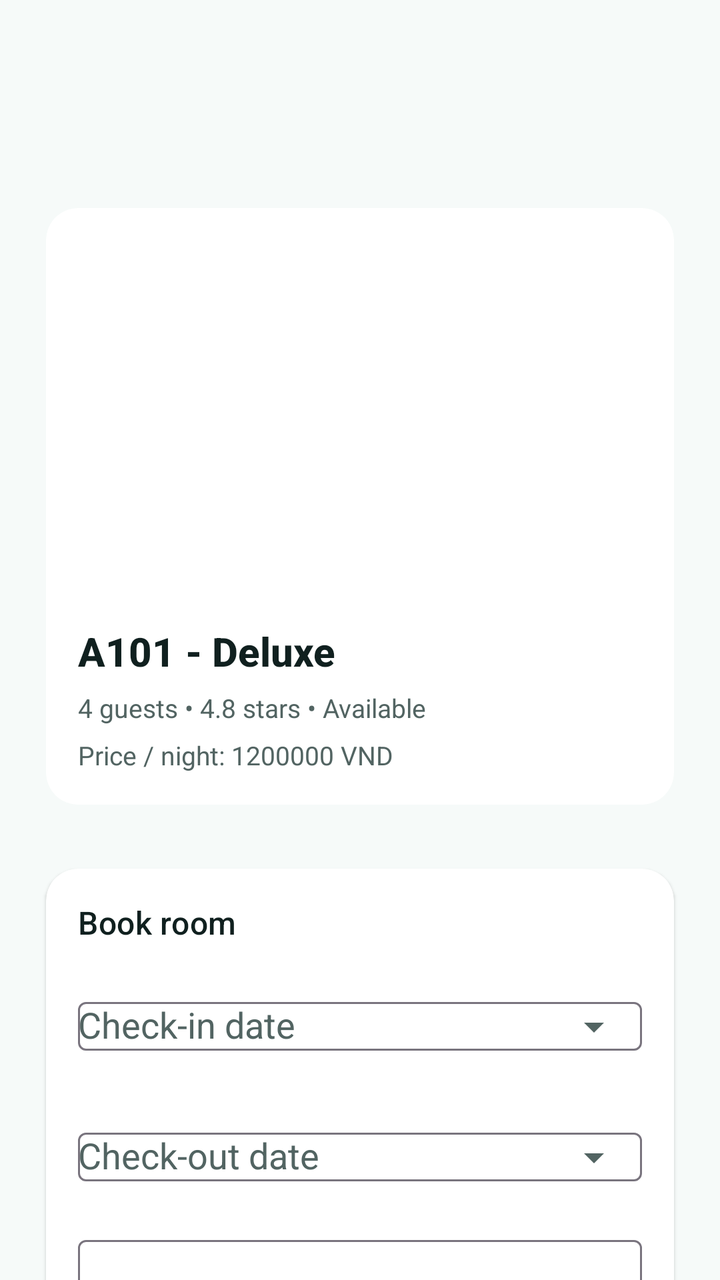
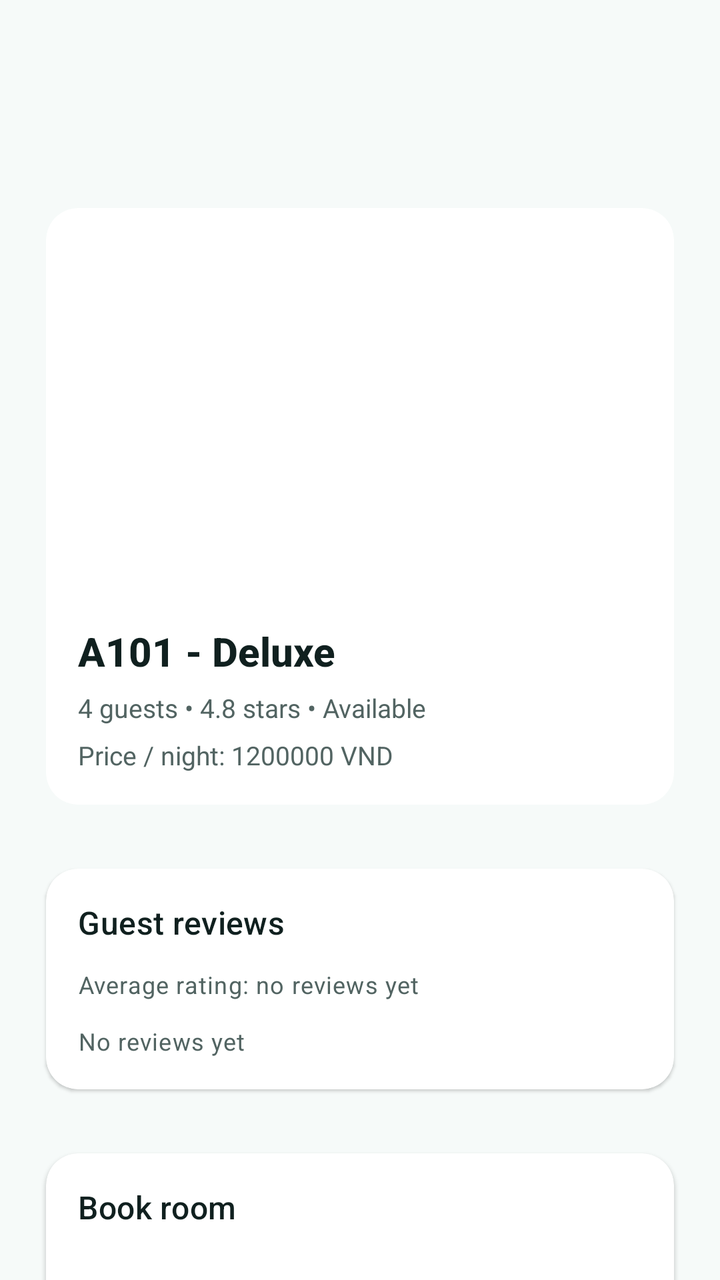

Before-and-after screenshots of an Android layout around one commit, followed by the original layout XML and the change that was made.
<!-- AndroidManifest.xml: application theme Theme.Hotelapp_test2 -->
<!-- res/layout/activity_room_detail.xml -->
<?xml version="1.0" encoding="utf-8"?>
<LinearLayout xmlns:android="http://schemas.android.com/apk/res/android"
    xmlns:app="http://schemas.android.com/apk/res-auto"
    android:layout_width="match_parent"
    android:layout_height="match_parent"
    android:background="@color/surface_base"
    android:orientation="vertical">

    <com.google.android.material.appbar.MaterialToolbar
        android:id="@+id/toolbar"
        android:layout_width="match_parent"
        android:layout_height="wrap_content"
        android:layout_marginStart="@dimen/space_m"
        android:layout_marginTop="@dimen/space_m"
        android:layout_marginEnd="@dimen/space_m" />

    <androidx.core.widget.NestedScrollView
        android:layout_width="match_parent"
        android:layout_height="0dp"
        android:layout_weight="1"
        android:fillViewport="true">

        <LinearLayout
            android:layout_width="match_parent"
            android:layout_height="wrap_content"
            android:orientation="vertical"
            android:padding="@dimen/space_m">

            <com.google.android.material.card.MaterialCardView
                style="@style/Widget.Hotel.Card"
                android:layout_width="match_parent"
                android:layout_height="wrap_content">

                <LinearLayout
                    android:layout_width="match_parent"
                    android:layout_height="wrap_content"
                    android:orientation="vertical"
                    android:padding="@dimen/space_m">

                    <ImageView
                        android:id="@+id/roomDetailImage"
                        android:layout_width="match_parent"
                        android:layout_height="180dp"
                        android:contentDescription="@null"
                        android:scaleType="centerCrop"
                        app:srcCompat="@mipmap/ic_launcher" />

                    <TextView
                        android:id="@+id/roomDetailTitle"
                        android:layout_width="wrap_content"
                        android:layout_height="wrap_content"
                        android:layout_marginTop="@dimen/space_s"
                        style="@style/TextAppearance.Hotel.Display"
                        android:text="@string/room_detail_placeholder_title"
                        android:textColor="@color/text_primary"
                        android:textSize="20sp"
                        android:textStyle="bold" />

                    <TextView
                        android:id="@+id/roomDetailHotelName"
                        android:layout_width="wrap_content"
                        android:layout_height="wrap_content"
                        android:layout_marginTop="@dimen/space_xs"
                        android:textColor="@color/brand_primary"
                        android:textSize="14sp"
                        android:textStyle="bold"
                        android:visibility="gone" />

                    <TextView
                        android:id="@+id/roomDetailInfo"
                        android:layout_width="wrap_content"
                        android:layout_height="wrap_content"
                        android:layout_marginTop="@dimen/space_xs"
                        android:text="@string/room_detail_placeholder_info"
                        android:textColor="@color/text_secondary"
                        android:textSize="13sp" />

                    <TextView
                        android:id="@+id/roomDetailPrice"
                        android:layout_width="wrap_content"
                        android:layout_height="wrap_content"
                        android:layout_marginTop="@dimen/space_xs"
                        android:text="@string/room_detail_placeholder_price"
                        android:textColor="@color/text_secondary"
                        android:textSize="13sp" />

                    <com.google.android.material.button.MaterialButton
                        android:id="@+id/roomDetailOpenHotelButton"
                        style="@style/Widget.Material3.Button.TextButton"
                        android:layout_width="wrap_content"
                        android:layout_height="wrap_content"
                        android:paddingStart="0dp"
                        android:paddingEnd="0dp"
                        android:text="@string/room_detail_open_hotel"
                        android:visibility="gone" />
                </LinearLayout>
            </com.google.android.material.card.MaterialCardView>

            <com.google.android.material.card.MaterialCardView
                style="@style/Widget.Hotel.Card"
                android:layout_width="match_parent"
                android:layout_height="wrap_content"
                android:layout_marginTop="@dimen/space_m">

                <LinearLayout
                    android:layout_width="match_parent"
                    android:layout_height="wrap_content"
                    android:orientation="vertical"
                    android:padding="@dimen/space_m">

                    <TextView
                        android:layout_width="wrap_content"
                        android:layout_height="wrap_content"
                        style="@style/TextAppearance.Hotel.SectionTitle"
                        android:text="@string/room_detail_book_button" />

                    <com.google.android.material.textfield.TextInputLayout
                        android:id="@+id/roomDetailCheckInLayout"
                        style="@style/Widget.Material3.TextInputLayout.OutlinedBox"
                        android:layout_width="match_parent"
                        android:layout_height="wrap_content"
                        android:layout_marginTop="@dimen/space_s"
                        android:hint="@string/room_detail_checkin_hint"
                        app:endIconMode="dropdown_menu">

                        <com.google.android.material.textfield.MaterialAutoCompleteTextView
                            android:id="@+id/roomDetailCheckIn"
                            android:layout_width="match_parent"
                            android:layout_height="wrap_content"
                            android:focusable="false"
                            android:inputType="none" />
                    </com.google.android.material.textfield.TextInputLayout>

                    <com.google.android.material.textfield.TextInputLayout
                        android:id="@+id/roomDetailCheckOutLayout"
                        style="@style/Widget.Material3.TextInputLayout.OutlinedBox"
                        android:layout_width="match_parent"
                        android:layout_height="wrap_content"
                        android:layout_marginTop="@dimen/space_s"
                        android:hint="@string/room_detail_checkout_hint"
                        app:endIconMode="dropdown_menu">

                        <com.google.android.material.textfield.MaterialAutoCompleteTextView
                            android:id="@+id/roomDetailCheckOut"
                            android:layout_width="match_parent"
                            android:layout_height="wrap_content"
                            android:focusable="false"
                            android:inputType="none" />
                    </com.google.android.material.textfield.TextInputLayout>

                    <com.google.android.material.textfield.TextInputLayout
                        android:id="@+id/roomDetailGuestsLayout"
                        style="@style/Widget.Material3.TextInputLayout.OutlinedBox"
                        android:layout_width="match_parent"
                        android:layout_height="wrap_content"
                        android:layout_marginTop="@dimen/space_s"
                        android:hint="@string/room_detail_guests_hint">

                        <com.google.android.material.textfield.TextInputEditText
                            android:id="@+id/roomDetailGuests"
                            android:layout_width="match_parent"
                            android:layout_height="wrap_content"
                            android:inputType="number" />
                    </com.google.android.material.textfield.TextInputLayout>

                    <TextView
                        android:id="@+id/roomDetailTotal"
                        android:layout_width="wrap_content"
                        android:layout_height="wrap_content"
                        android:layout_marginTop="@dimen/space_s"
                        android:text="@string/booking_total_empty"
                        android:textColor="@color/text_secondary"
                        android:textSize="13sp" />

                    <com.google.android.material.button.MaterialButton
                        android:id="@+id/roomDetailBookButton"
                        android:layout_width="match_parent"
                        android:layout_height="wrap_content"
                        android:layout_marginTop="@dimen/space_s"
                        android:text="@string/room_detail_book_button" />
                </LinearLayout>
            </com.google.android.material.card.MaterialCardView>
        </LinearLayout>
    </androidx.core.widget.NestedScrollView>
</LinearLayout>
<!-- resources referenced by this layout -->
<resources>
  <color name="brand_primary">#0F766E</color>
  <color name="surface_base">#F6FAF9</color>
  <color name="text_primary">#10201F</color>
  <color name="text_secondary">#526462</color>
  <dimen name="space_m">16dp</dimen>
  <dimen name="space_s">12dp</dimen>
  <dimen name="space_xs">6dp</dimen>
  <!-- mipmap ic_launcher (mipmap-anydpi) -->
  ﻿<?xml version="1.0" encoding="utf-8"?>
  <adaptive-icon xmlns:android="http://schemas.android.com/apk/res/android">
      <background android:drawable="@drawable/ic_launcher_background" />
      <foreground android:drawable="@drawable/ic_launcher_foreground" />
      <monochrome android:drawable="@drawable/ic_launcher_foreground" />
  </adaptive-icon>
  <string name="booking_total_empty">Estimated total: --</string>
  <string name="room_detail_book_button">Book room</string>
  <string name="room_detail_checkin_hint">Check-in date</string>
  <string name="room_detail_checkout_hint">Check-out date</string>
  <string name="room_detail_guests_hint">Guests</string>
  <string name="room_detail_open_hotel">View hotel information</string>
  <string name="room_detail_placeholder_info">4 guests • 4.8 stars • Available</string>
  <string name="room_detail_placeholder_price">Price / night: 1200000 VND</string>
  <string name="room_detail_placeholder_title">A101 - Deluxe</string>
  <style name="TextAppearance.Hotel.Display" parent="TextAppearance.Material3.HeadlineSmall">
          <item name="fontFamily">sans-serif-medium</item>
          <item name="android:fontFamily">sans-serif-medium</item>
          <item name="android:textColor">?attr/colorOnSurface</item>
      </style>
  <style name="TextAppearance.Hotel.SectionTitle" parent="TextAppearance.Material3.TitleMedium">
          <item name="android:textColor">?attr/colorOnSurface</item>
          <item name="fontFamily">sans-serif-medium</item>
          <item name="android:fontFamily">sans-serif-medium</item>
      </style>
  <style name="Widget.Hotel.Card" parent="Widget.Material3.CardView.Elevated">
          <item name="cardCornerRadius">@dimen/radius_m</item>
          <item name="cardUseCompatPadding">true</item>
          <item name="cardBackgroundColor">@color/surface_card</item>
      </style>
  <style name="Theme.Hotelapp_test2" parent="Base.Theme.Hotelapp_test2" />
  <dimen name="radius_m">16dp</dimen>
  <color name="surface_card">#FFFFFFFF</color>
  <color name="white">#FFFFFFFF</color>
  <color name="brand_secondary">#2563EB</color>
  <color name="accent_gold">#F59E0B</color>
  <style name="Widget.Hotel.Button.Primary" parent="Widget.Material3.Button">
          <item name="backgroundTint">@color/brand_primary</item>
          <item name="android:textColor">@color/white</item>
          <item name="cornerRadius">@dimen/radius_s</item>
          <item name="android:minHeight">@dimen/button_min_height</item>
          <item name="fontFamily">sans-serif-medium</item>
      </style>
  <style name="TextAppearance.Hotel.ToolbarTitle" parent="TextAppearance.Material3.TitleLarge">
          <item name="fontFamily">sans-serif-medium</item>
          <item name="android:fontFamily">sans-serif-medium</item>
          <item name="android:textColor">?attr/colorOnSurface</item>
      </style>
  <style name="TextAppearance.Hotel.BodySmall" parent="TextAppearance.Material3.BodySmall">
          <item name="fontFamily">sans-serif</item>
          <item name="android:fontFamily">sans-serif</item>
          <item name="android:textColor">?attr/colorOnSurfaceVariant</item>
      </style>
  <dimen name="radius_s">12dp</dimen>
  <dimen name="button_min_height">48dp</dimen>
  <!-- unchanged entries left out for length: 4 -->
</resources>

<!-- the commit's change to res/layout/activity_room_detail.xml (unified diff, before → after) -->
@@ -109,6 +109,42 @@
                     android:padding="@dimen/space_m">
 
                     <TextView
+                        style="@style/TextAppearance.Hotel.SectionTitle"
+                        android:layout_width="wrap_content"
+                        android:layout_height="wrap_content"
+                        android:text="@string/review_room_detail_title" />
+
+                    <TextView
+                        android:id="@+id/roomDetailReviewSummary"
+                        style="@style/TextAppearance.Hotel.BodySmall"
+                        android:layout_width="match_parent"
+                        android:layout_height="wrap_content"
+                        android:layout_marginTop="@dimen/space_s"
+                        android:text="@string/review_average_empty" />
+
+                    <TextView
+                        android:id="@+id/roomDetailReviewList"
+                        style="@style/TextAppearance.Hotel.BodySmall"
+                        android:layout_width="match_parent"
+                        android:layout_height="wrap_content"
+                        android:layout_marginTop="@dimen/space_s"
+                        android:text="@string/review_empty" />
+                </LinearLayout>
+            </com.google.android.material.card.MaterialCardView>
+
+            <com.google.android.material.card.MaterialCardView
+                style="@style/Widget.Hotel.Card"
+                android:layout_width="match_parent"
+                android:layout_height="wrap_content"
+                android:layout_marginTop="@dimen/space_m">
+
+                <LinearLayout
+                    android:layout_width="match_parent"
+                    android:layout_height="wrap_content"
+                    android:orientation="vertical"
+                    android:padding="@dimen/space_m">
+
+                    <TextView
                         android:layout_width="wrap_content"
                         android:layout_height="wrap_content"
                         style="@style/TextAppearance.Hotel.SectionTitle"
<!-- resource entries referenced after the edit -->
@@ -15,6 +15,9 @@
       <monochrome android:drawable="@drawable/ic_launcher_foreground" />
   </adaptive-icon>
   <string name="booking_total_empty">Estimated total: --</string>
+  <string name="review_average_empty">Average rating: no reviews yet</string>
+  <string name="review_empty">No reviews yet</string>
+  <string name="review_room_detail_title">Guest reviews</string>
   <string name="room_detail_book_button">Book room</string>
   <string name="room_detail_checkin_hint">Check-in date</string>
   <string name="room_detail_checkout_hint">Check-out date</string>
